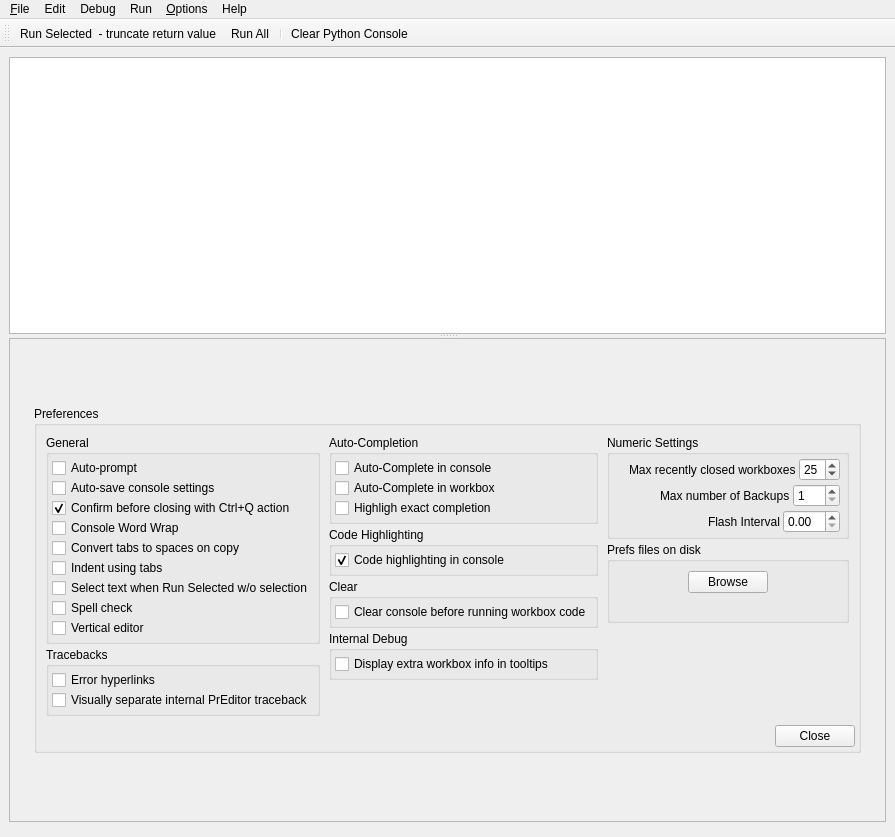
Qt form preditor/gui/ui/loggerwindow.ui (macevhicz/PrEditor) before a commit.
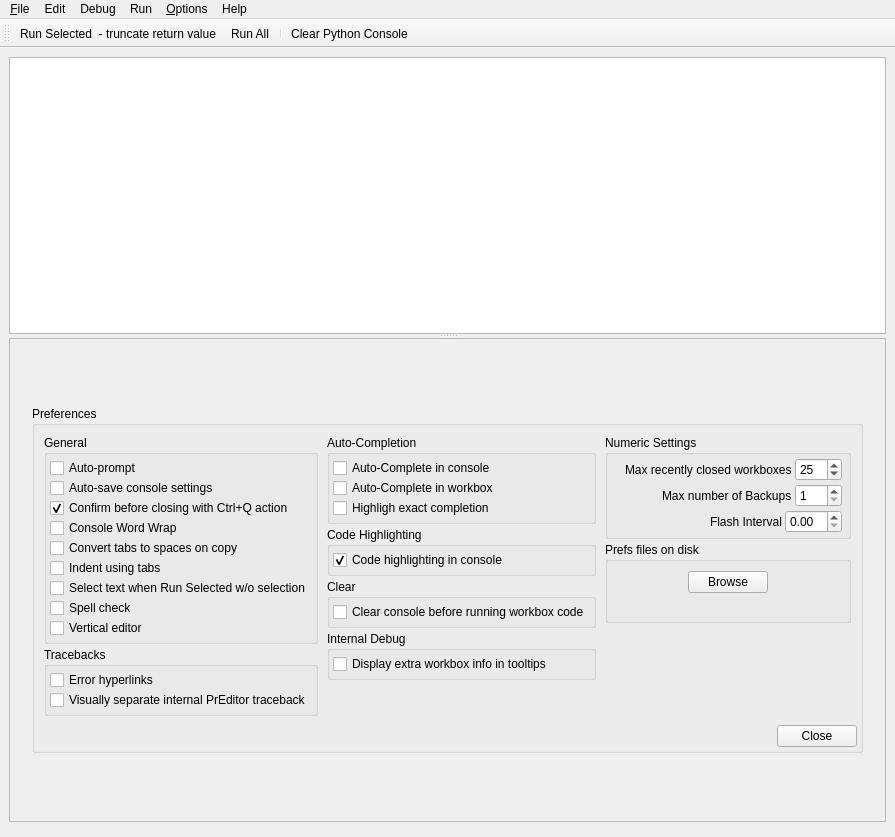
The same form after that commit. Custom widgets are drawn as their Qt base class.

Commit message: Add Open Most Recent Workbox action / shortcut

```diff
--- a/preditor/gui/ui/loggerwindow.ui
+++ b/preditor/gui/ui/loggerwindow.ui
@@ -775,7 +775,7 @@
                                   <number>1</number>
                                  </property>
                                  <property name="maximum">
-                                  <number>99</number>
+                                  <number>999</number>
                                  </property>
                                  <property name="value">
                                   <number>25</number>
```
Left out of the diff: 18 changed lines with no effect on the pictures. The commit also changes 2 other files.
